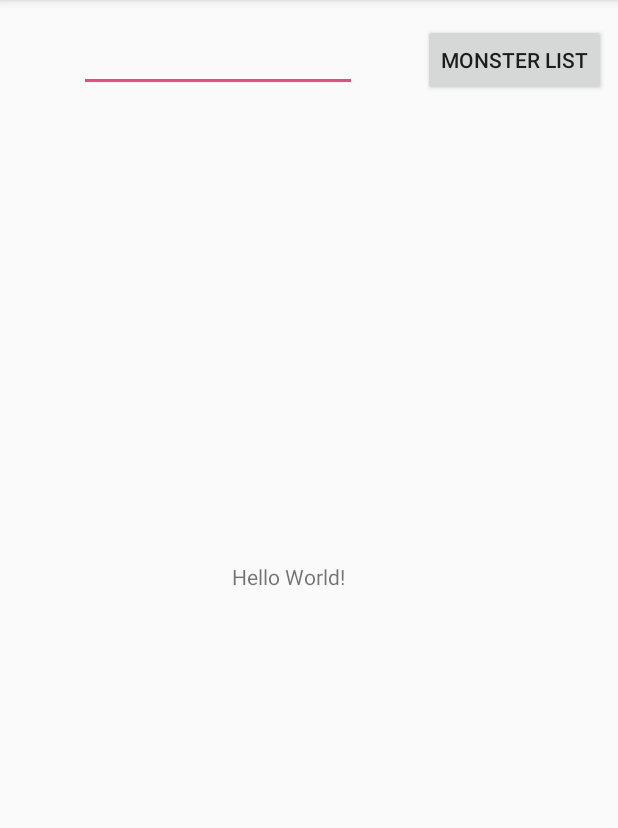
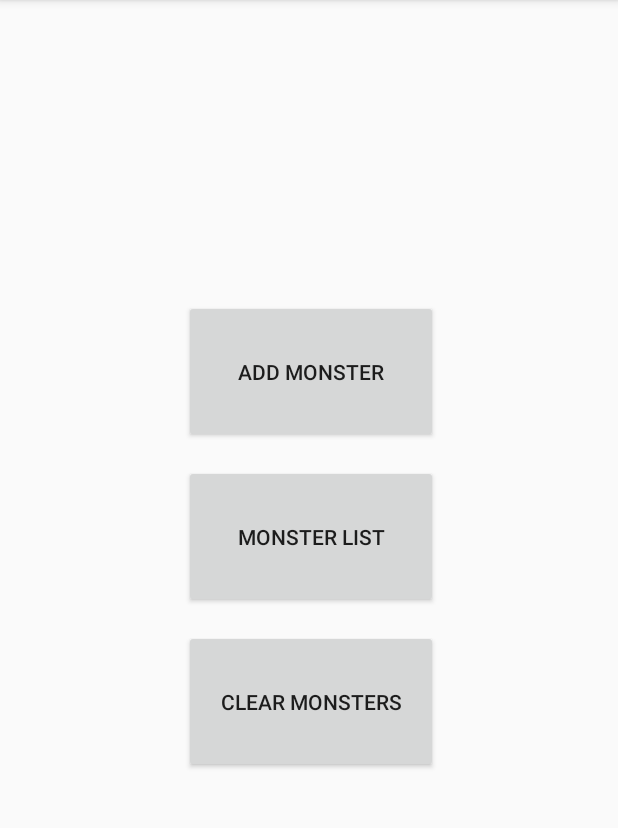
Before and after one commit to weard1212/DMStats, an Android app: the screen it shows after launch (MainActivity), on a phone screen of 412 x 824 dp, the part 84-912 px from its top. Run offline under Robolectric (Android 15) with nearby library versions, the phone set to English and light mode, and no system bars.

```diff
--- a/app/build.gradle
+++ b/app/build.gradle
@@ -28,4 +28,5 @@ dependencies {
     androidTestImplementation 'com.android.support.test.espresso:espresso-core:3.0.2'
     implementation 'com.android.support:recyclerview-v7:28.0.0-rc02'
     implementation 'com.android.support:cardview-v7:28.0.0-rc02'
+    implementation 'com.android.support:design:28.0.0-rc02'
 }
--- a/app/src/main/java/com/troot/dmstats/AbstractModel.java
+++ b/app/src/main/java/com/troot/dmstats/AbstractModel.java
@@ -1,6 +1,4 @@
 package com.troot.dmstats;
-
-import java.util.ArrayList;
 
 public class AbstractModel {
 
--- a/app/src/main/res/layout/activity_main.xml
+++ b/app/src/main/res/layout/activity_main.xml
@@ -6,58 +6,41 @@
     android:layout_height="match_parent"
     tools:context=".MainActivity">
 
-    <TextView
-        android:id="@+id/textView"
-        android:layout_width="wrap_content"
-        android:layout_height="wrap_content"
-        android:text="Hello World!"
-        app:layout_constraintBottom_toBottomOf="parent"
-        app:layout_constraintHorizontal_bias="0.459"
-        app:layout_constraintLeft_toLeftOf="parent"
-        app:layout_constraintRight_toRightOf="parent"
-        app:layout_constraintTop_toTopOf="parent" />
-
     <Button
         android:id="@+id/button"
-        android:layout_width="wrap_content"
-        android:layout_height="wrap_content"
-        android:layout_marginEnd="8dp"
-        android:layout_marginRight="8dp"
-        android:layout_marginTop="16dp"
+        android:layout_width="169dp"
+        android:layout_height="95dp"
+        android:layout_marginEnd="120dp"
+        android:layout_marginRight="120dp"
+        android:layout_marginTop="310dp"
         android:onClick="sendMessage"
         android:text="Monster List"
         app:layout_constraintEnd_toEndOf="parent"
         app:layout_constraintTop_toTopOf="parent" />
 
-    <EditText
-        android:id="@+id/editText"
-        android:layout_width="185dp"
-        android:layout_height="wrap_content"
-        android:layout_marginEnd="8dp"
-        android:layout_marginLeft="16dp"
-        android:layout_marginRight="8dp"
-        android:layout_marginStart="16dp"
-        android:layout_marginTop="16dp"
-        android:ems="10"
-        android:inputType="textPersonName"
-        app:layout_constraintEnd_toStartOf="@+id/button"
-        app:layout_constraintStart_toStartOf="parent"
+    <Button
+        android:id="@+id/button2"
+        android:layout_width="169dp"
+        android:layout_height="95dp"
+        android:layout_marginEnd="120dp"
+        android:layout_marginRight="120dp"
+        android:layout_marginTop="200dp"
+        android:onClick="onClick"
+        android:text="Add Monster"
+        app:layout_constraintEnd_toEndOf="parent"
         app:layout_constraintTop_toTopOf="parent" />
 
-    <android.support.v7.widget.RecyclerView
-        android:id="@+id/monster_recycler_view"
-        android:layout_width="395dp"
-        android:layout_height="575dp"
-        android:layout_marginBottom="16dp"
-        android:layout_marginEnd="8dp"
-        android:layout_marginLeft="8dp"
-        android:layout_marginRight="8dp"
-        android:layout_marginStart="8dp"
-        android:layout_marginTop="4dp"
-        app:layout_constraintBottom_toBottomOf="parent"
+    <Button
+        android:id="@+id/button3"
+        android:layout_width="169dp"
+        android:layout_height="95dp"
+        android:layout_marginEnd="120dp"
+        android:layout_marginRight="120dp"
+        android:layout_marginTop="420dp"
+        android:onClick="clearClick"
+        android:text="Clear Monsters"
         app:layout_constraintEnd_toEndOf="parent"
-        app:layout_constraintStart_toStartOf="parent"
-        app:layout_constraintTop_toBottomOf="@+id/button" />
+        app:layout_constraintTop_toTopOf="parent" />
 
 
 </android.support.constraint.ConstraintLayout>
--- a/app/src/main/res/layout/activity_monster_list.xml
+++ b/app/src/main/res/layout/activity_monster_list.xml
@@ -1,9 +1,11 @@
 <?xml version="1.0" encoding="utf-8"?>
 
-
 <android.support.v7.widget.RecyclerView xmlns:android="http://schemas.android.com/apk/res/android"
+    android:label="Monster List"
     xmlns:tools="http://schemas.android.com/tools"
     android:id="@+id/recycler_view"
     android:layout_width="match_parent"
     android:layout_height="match_parent"
-    android:scrollbars="vertical" />
+    android:scrollbars="vertical" >
+
+</android.support.v7.widget.RecyclerView>
```
Also changed, not shown: app/src/main/java/com/troot/dmstats/MainActivity.java (+87 -3 lines), app/src/main/java/com/troot/dmstats/MonsterListActivity.java (+27 -18 lines), app/src/main/java/com/troot/dmstats/Variables.java (added, +42 -0 lines).
